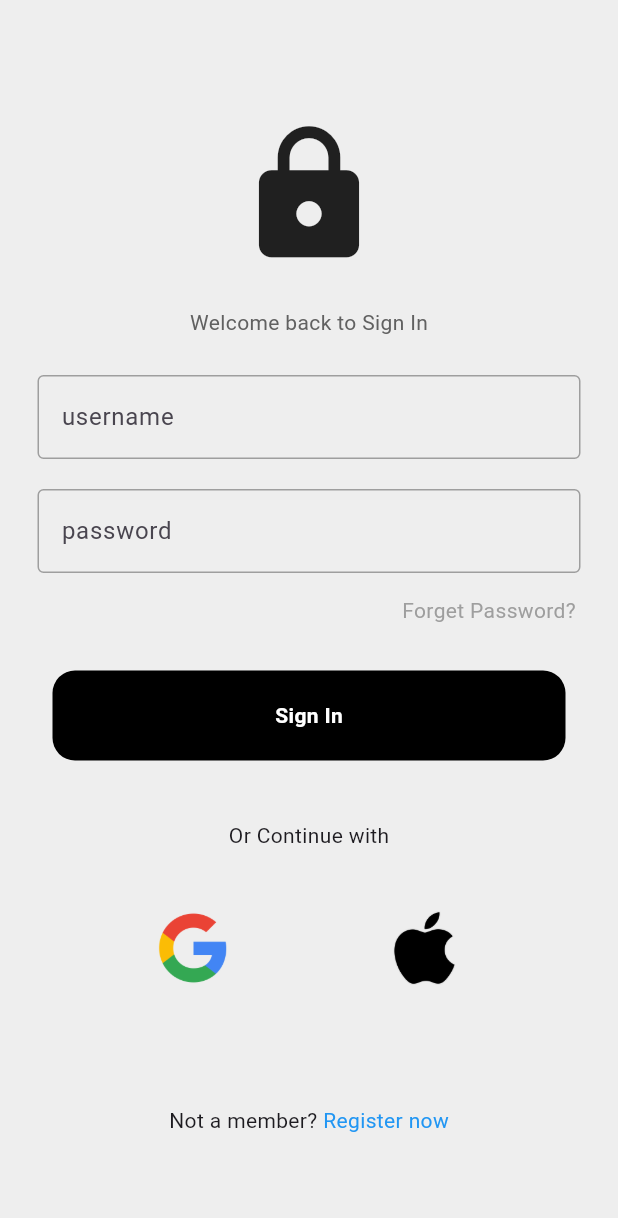
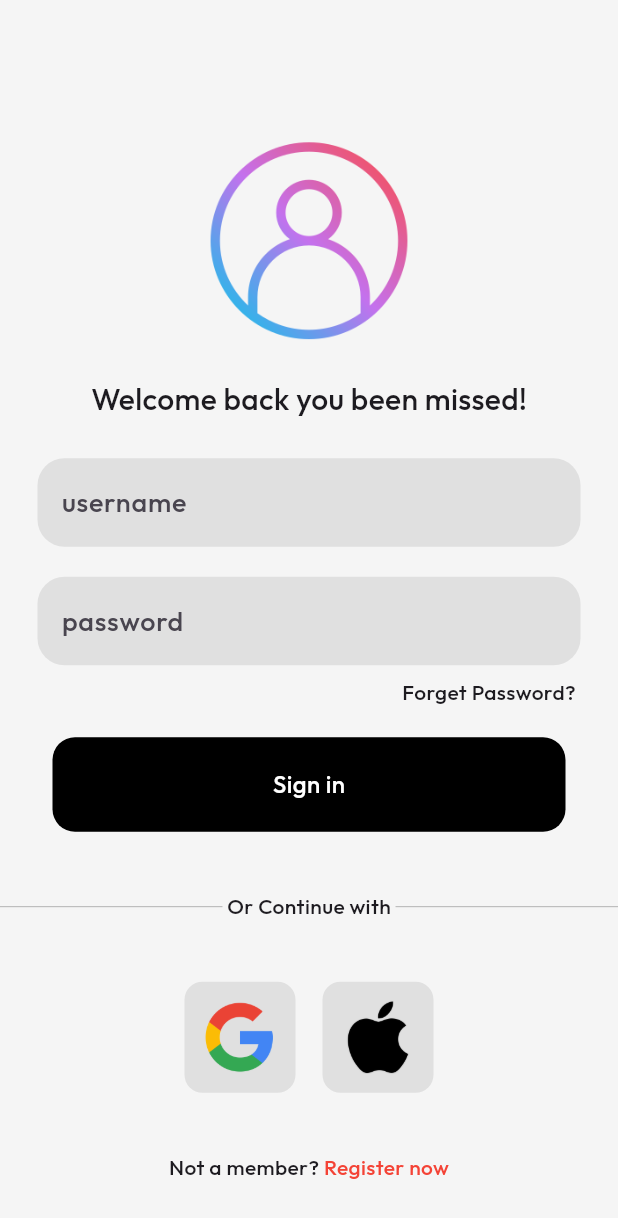
Before and after one commit to harshq0/Sigin_page_UI, a Flutter app: the screen it shows after launch, on a phone screen of 412 x 824 dp. Shown: the top 1218 px of the screen. Run offline on Flutter 3.47's test engine with Material 3 defaults, Android fonts, the phone set to English and light mode, and no system bars; our stand-ins replace google_fonts.

Commit message:
updated font and logo

```diff
--- a/lib/components/my_button.dart
+++ b/lib/components/my_button.dart
@@ -1,7 +1,12 @@
 import 'package:flutter/material.dart';
+import 'package:google_fonts/google_fonts.dart';
 
 class MyButton extends StatelessWidget {
-  const MyButton({super.key});
+  final String text;
+  const MyButton({
+    super.key,
+    required this.text,
+  });
 
   @override
   Widget build(BuildContext context) {
@@ -10,10 +15,14 @@ class MyButton extends StatelessWidget {
       margin: const EdgeInsets.symmetric(horizontal: 35.0),
       decoration: BoxDecoration(
           color: Colors.black, borderRadius: BorderRadius.circular(15)),
-      child: const Center(
+      child: Center(
         child: Text(
-          'Sign In',
-          style: TextStyle(color: Colors.white, fontWeight: FontWeight.bold),
+          text,
+          style: GoogleFonts.outfit(
+            fontSize: 16,
+            color: Colors.white,
+            fontWeight: FontWeight.w500,
+          ),
         ),
       ),
     );
--- a/lib/components/my_text_field.dart
+++ b/lib/components/my_text_field.dart
@@ -1,4 +1,5 @@
 import 'package:flutter/material.dart';
+import 'package:google_fonts/google_fonts.dart';
 
 class MyTextField extends StatelessWidget {
   final String hintText;
@@ -17,14 +18,22 @@ class MyTextField extends StatelessWidget {
       child: TextField(
         decoration: InputDecoration(
           hintText: hintText,
-          enabledBorder: const OutlineInputBorder(
-            borderSide: BorderSide(color: Colors.grey),
+          hintStyle: GoogleFonts.outfit(
+            fontSize: 18,
+            fontWeight: FontWeight.w500,
           ),
-          focusedBorder: const OutlineInputBorder(
-            borderSide: BorderSide(
-              color: Colors.grey,
+          enabledBorder: OutlineInputBorder(
+            borderSide: const BorderSide(color: Colors.transparent),
+            borderRadius: BorderRadius.circular(18),
+          ),
+          focusedBorder: OutlineInputBorder(
+            borderRadius: BorderRadius.circular(18),
+            borderSide: const BorderSide(
+              color: Colors.transparent,
             ),
           ),
+          fillColor: Colors.grey[300],
+          filled: true,
         ),
         obscureText: obscureText,
       ),
--- /dev/null
+++ b/lib/components/square.dart
@@ -0,0 +1,19 @@
+import 'package:flutter/material.dart';
+
+class MySquare extends StatelessWidget {
+  final imagePath;
+  const MySquare({super.key, required this.imagePath});
+
+  @override
+  Widget build(BuildContext context) {
+    return Container(
+      padding: EdgeInsets.all(12.0),
+      decoration: BoxDecoration(
+          color: Colors.grey.shade300, borderRadius: BorderRadius.circular(12)),
+      child: Image.asset(
+        imagePath,
+        height: 50,
+      ),
+    );
+  }
+}
--- a/lib/pages/home_page.dart
+++ b/lib/pages/home_page.dart
@@ -1,6 +1,8 @@
 import 'package:flutter/material.dart';
+import 'package:google_fonts/google_fonts.dart';
 import 'package:signin_page/components/my_button.dart';
 import 'package:signin_page/components/my_text_field.dart';
+import 'package:signin_page/components/square.dart';
 
 class HomePage extends StatefulWidget {
   const HomePage({super.key});
@@ -13,28 +15,32 @@ class _HomePageState extends State<HomePage> {
   @override
   Widget build(BuildContext context) {
     return Scaffold(
-      backgroundColor: Colors.grey.shade200,
+      backgroundColor: Colors.grey[100],
       body: SafeArea(
         child: Center(
           child: Padding(
-            padding: const EdgeInsets.only(top: 80),
+            padding: const EdgeInsets.only(top: 50),
+            child: SingleChildScrollView(
               child: Column(
                 children: [
-                //Icon
+                  //
 
-                const Icon(
-                  Icons.lock,
-                  size: 100,
+                  Image.asset(
+                    'lib/images/logo.png',
+                    height: 150,
                   ),
 
                   const SizedBox(
-                  height: 25,
+                    height: 16,
                   ),
 
                   //text to welcome
                   Text(
-                  'Welcome back to Sign In',
-                  style: TextStyle(color: Colors.grey.shade700),
+                    'Welcome back you been missed!',
+                    style: GoogleFonts.outfit(
+                      fontSize: 20,
+                      fontWeight: FontWeight.w500,
+                    ),
                   ),
 
                   const SizedBox(
@@ -55,58 +61,97 @@ class _HomePageState extends State<HomePage> {
                   const MyTextField(hintText: 'password', obscureText: true),
 
                   const SizedBox(
-                  height: 15,
+                    height: 8,
                   ),
 
                   //forget text
-                const Padding(
-                  padding: EdgeInsets.only(left: 240),
+                  Padding(
+                    padding: const EdgeInsets.only(left: 240),
                     child: Text(
                       'Forget Password?',
-                    style: TextStyle(color: Colors.grey),
+                      style: GoogleFonts.outfit(
+                        fontSize: 14,
+                        fontWeight: FontWeight.w500,
+                      ),
                     ),
                   ),
 
                   const SizedBox(
-                  height: 30,
+                    height: 20,
                   ),
 
                   //sign in button
-                const MyButton(),
+                  const MyButton(
+                    text: 'Sign in',
+                  ),
 
                   const SizedBox(
                     height: 40,
                   ),
 
-                const Text('Or Continue with'),
+                  Row(
+                    mainAxisAlignment: MainAxisAlignment.center,
+                    children: [
+                      const Expanded(
+                        child: Divider(
+                          thickness: 0.5,
+                          color: Colors.grey,
+                        ),
+                      ),
+                      Text(
+                        ' Or Continue with ',
+                        style: GoogleFonts.outfit(
+                          fontSize: 14,
+                          fontWeight: FontWeight.w500,
+                        ),
+                      ),
+                      const Expanded(
+                        child: Divider(
+                          thickness: 0.5,
+                          color: Colors.grey,
+                        ),
+                      ),
+                    ],
+                  ),
 
                   const SizedBox(
                     height: 40,
                   ),
 
                   //image
-                Row(
-                  mainAxisAlignment: MainAxisAlignment.spaceEvenly,
-                  children: [
-                    Image.asset(
-                      'lib/images/google.png',
-                      height: 50,
-                    ),
-                    Image.asset(
-                      'lib/images/apple.png',
-                      height: 50,
-                    ),
-                  ],
-                ),
-                const SizedBox(
-                  height: 80,
-                ),
-
                   const Row(
                     mainAxisAlignment: MainAxisAlignment.center,
                     children: [
-                    Text('Not a member?'),
-                    Text(' Register now', style: TextStyle(color: Colors.blue))
+                      MySquare(imagePath: 'lib/images/google.png'),
+                      SizedBox(
+                        width: 18,
+                      ),
+                      MySquare(imagePath: 'lib/images/apple.png'),
+                    ],
+                  ),
+
+                  const SizedBox(
+                    height: 40,
+                  ),
+
+                  Row(
+                    mainAxisAlignment: MainAxisAlignment.center,
+                    children: [
+                      Text(
+                        'Not a member?',
+                        style: GoogleFonts.outfit(
+                          fontSize: 14,
+                          fontWeight: FontWeight.w500,
+                        ),
+                      ),
+                      Text(
+                        ' Register now',
+                        style: GoogleFonts.outfit(
+                          fontSize: 14,
+                          color: Colors.red,
+                          fontWeight: FontWeight.w500,
+                        ),
+                      ),
                     ],
                   )
                 ],
@@ -114,6 +159,7 @@ class _HomePageState extends State<HomePage> {
             ),
           ),
         ),
+      ),
     );
   }
 }
--- a/pubspec.yaml
+++ b/pubspec.yaml
@@ -35,6 +35,7 @@ dependencies:
   # The following adds the Cupertino Icons font to your application.
   # Use with the CupertinoIcons class for iOS style icons.
   cupertino_icons: ^1.0.2
+  google_fonts: ^6.1.0
 
 dev_dependencies:
   flutter_test:
```
Also changed, not shown: lib/pages/register_page.dart (added, +111 -0 lines), lib/images/logo.png (added), lib/images/profile logo.png (added), pubspec.lock, 1 other file. Lines whose indentation alone changed are shown as unchanged.
